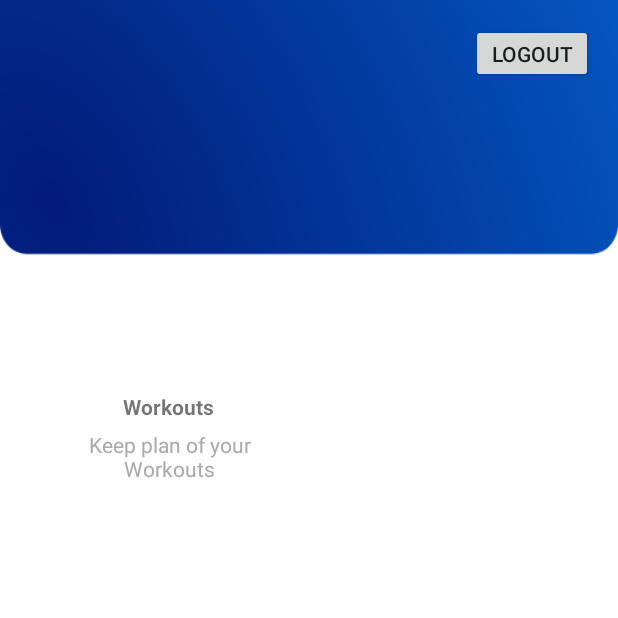
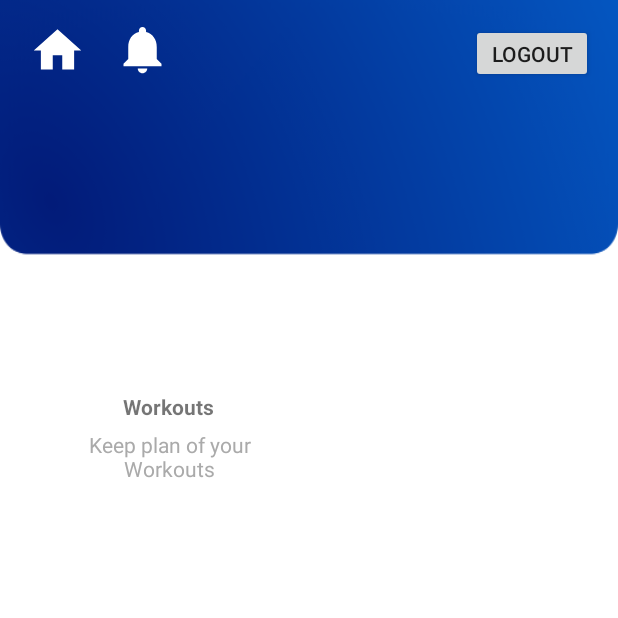
Before and after one commit to YuvinR/UEE_SL_Cricket, an Android app: the screen it shows after launch (MainActivity), on a phone screen of 412 x 824 dp, the top half of it. Run offline under Robolectric (Android 15) with nearby library versions, the phone set to English and light mode, and no system bars.

Commit message:
home page clickable icons added

```diff
--- a/app/src/main/java/com/example/uee_sl_cricket/MainActivity.java
+++ b/app/src/main/java/com/example/uee_sl_cricket/MainActivity.java
@@ -3,8 +3,10 @@ package com.example.uee_sl_cricket;
 import androidx.appcompat.app.AppCompatActivity;
 
 import android.os.Bundle;
+import android.view.View;
 import android.view.Window;
 import android.view.WindowManager;
+import android.widget.Toast;
 
 public class MainActivity extends AppCompatActivity {
 
@@ -17,4 +19,16 @@ public class MainActivity extends AppCompatActivity {
                 WindowManager.LayoutParams.FLAG_FULLSCREEN); //enable full screen
         setContentView(R.layout.activity_main);
     }
+
+    public void methodNotification(View view) {
+        Toast toast = Toast.makeText(getApplicationContext(),"This Is Notification",Toast.LENGTH_SHORT);
+        toast.show();
+    }
+
+    public void methodHome(View view) {
+        Toast toast = Toast.makeText(getApplicationContext(),"This Is Home",Toast.LENGTH_SHORT);
+        toast.show();
+    }
+
+
 }
--- /dev/null
+++ b/app/src/main/res/drawable/ic_baseline_home_24.xml
@@ -0,0 +1,5 @@
+<vector android:height="24dp" android:tint="#FFFFFF"
+    android:viewportHeight="24" android:viewportWidth="24"
+    android:width="24dp" xmlns:android="http://schemas.android.com/apk/res/android">
+    <path android:fillColor="@android:color/white" android:pathData="M10,20v-6h4v6h5v-8h3L12,3 2,12h3v8z"/>
+</vector>
--- /dev/null
+++ b/app/src/main/res/drawable/ic_baseline_notifications_24.xml
@@ -0,0 +1,5 @@
+<vector android:height="24dp" android:tint="#FFFFFF"
+    android:viewportHeight="24" android:viewportWidth="24"
+    android:width="24dp" xmlns:android="http://schemas.android.com/apk/res/android">
+    <path android:fillColor="@android:color/white" android:pathData="M12,22c1.1,0 2,-0.9 2,-2h-4c0,1.1 0.89,2 2,2zM18,16v-5c0,-3.07 -1.64,-5.64 -4.5,-6.32L13.5,4c0,-0.83 -0.67,-1.5 -1.5,-1.5s-1.5,0.67 -1.5,1.5v0.68C7.63,5.36 6,7.92 6,11v5l-2,2v1h16v-1l-2,-2z"/>
+</vector>
--- a/app/src/main/res/layout/activity_main.xml
+++ b/app/src/main/res/layout/activity_main.xml
@@ -101,4 +101,30 @@
         app:layout_constraintTop_toTopOf="parent"
         app:layout_constraintVertical_bias="0.02" />
 
+    <ImageView
+        android:id="@+id/imageView"
+        android:layout_width="46dp"
+        android:layout_height="38dp"
+        android:onClick="methodHome"
+        app:layout_constraintBottom_toBottomOf="parent"
+        app:layout_constraintEnd_toEndOf="parent"
+        app:layout_constraintHorizontal_bias="0.042"
+        app:layout_constraintStart_toStartOf="parent"
+        app:layout_constraintTop_toTopOf="parent"
+        app:layout_constraintVertical_bias="0.019"
+        app:srcCompat="@drawable/ic_baseline_home_24" />
+
+    <ImageView
+        android:id="@+id/imageView2"
+        android:layout_width="46dp"
+        android:layout_height="38dp"
+        android:onClick="methodNotification"
+        app:layout_constraintBottom_toBottomOf="parent"
+        app:layout_constraintEnd_toEndOf="parent"
+        app:layout_constraintHorizontal_bias="0.197"
+        app:layout_constraintStart_toStartOf="parent"
+        app:layout_constraintTop_toTopOf="parent"
+        app:layout_constraintVertical_bias="0.018"
+        app:srcCompat="@drawable/ic_baseline_notifications_24" />
+
 </androidx.constraintlayout.widget.ConstraintLayout>
```
